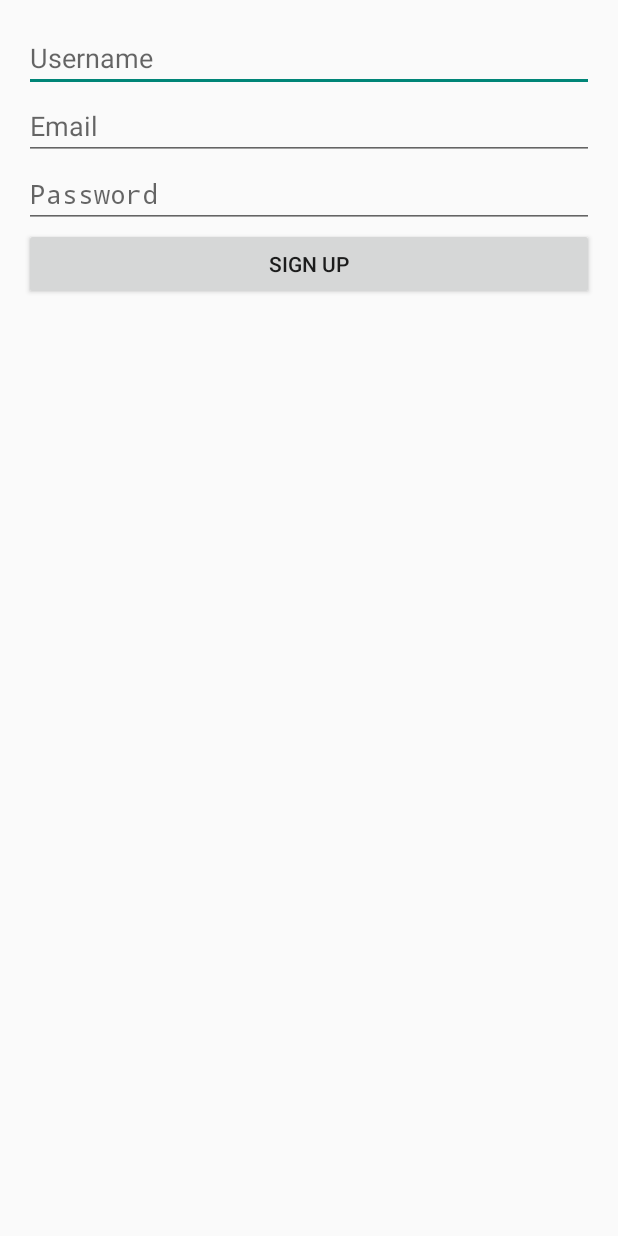
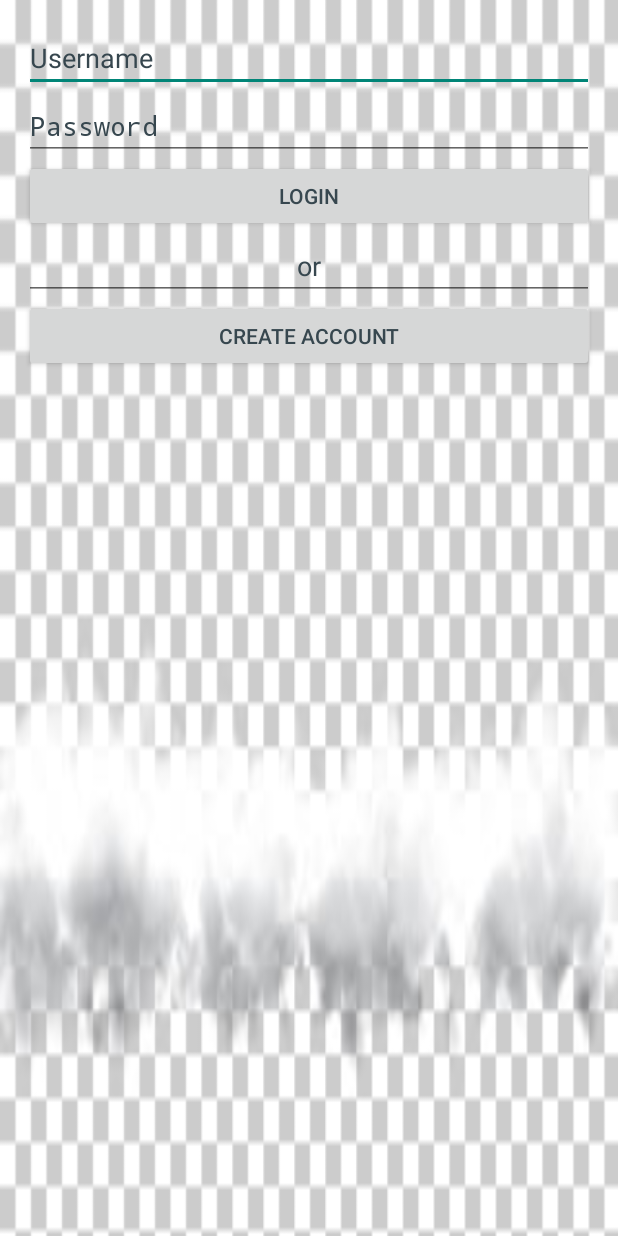
Before and after one commit to AlexandruLucian/InOut, an Android app: the screen it shows after launch (RegisterActivity before the commit, LoginActivity after it), on a phone screen of 412 x 824 dp. Run offline under Robolectric (Android 15) with nearby library versions, the phone set to English and light mode, and no system bars; 1 statement that could not run was skipped.

Commit message:
LoginActivity
Created the login view

```diff
--- /dev/null
+++ b/app/src/main/java/com/mycompany/inout/LoginActivity.java
@@ -0,0 +1,107 @@
+package com.mycompany.inout;
+
+import android.app.Activity;
+import android.app.AlertDialog;
+import android.content.DialogInterface;
+import android.content.Intent;
+import android.os.Bundle;
+import android.view.Menu;
+import android.view.MenuItem;
+import android.view.View;
+import android.widget.Button;
+import android.widget.EditText;
+import android.widget.Toast;
+
+import com.parse.LogInCallback;
+import com.parse.ParseUser;
+
+
+public class LoginActivity extends Activity {
+    protected EditText mUsername;
+    protected EditText mPassword;
+    protected Button mLoginBtn;
+    protected Button mCreateAccountBtn;
+
+    @Override
+    protected void onCreate(Bundle savedInstanceState) {
+        super.onCreate(savedInstanceState);
+        setContentView(R.layout.activity_login);
+
+        //initialize
+        mUsername = (EditText)findViewById(R.id.usernameLoginEditText);
+        mPassword = (EditText)findViewById(R.id.passwordLoginEditText);
+        mLoginBtn = (Button)findViewById(R.id.loginBtn);
+        mCreateAccountBtn = (Button)findViewById(R.id.createAccountBtnLogin);
+
+        //listen to when the mLoginBtn is click
+        mLoginBtn.setOnClickListener(new View.OnClickListener() {
+            @Override
+            public void onClick(View v) {
+                //get the user inputs and convert to string
+                String username = mUsername.getText().toString().trim();
+                String password = mPassword.getText().toString().trim();
+
+                //login the user using pars sdk
+                ParseUser.logInInBackground(username, password, new LogInCallback() {
+                        @Override
+                    public void done(ParseUser parseUser, com.parse.ParseException e) {
+                        if (e==null){
+                            //login succes
+                            Toast.makeText(LoginActivity.this, "Welcome back!", Toast.LENGTH_LONG).show();
+                            Intent takeUserHome = new Intent(LoginActivity.this, MainActivity.class);
+                            startActivity(takeUserHome);
+
+                        }else {
+                            //error, advice the user
+                            AlertDialog.Builder builder = new AlertDialog.Builder(LoginActivity.this);
+                            builder.setMessage(e.getMessage());
+                            builder.setTitle("Sorry");
+                            builder.setPositiveButton("Ok", new DialogInterface.OnClickListener() {
+                                @Override
+                                public void onClick(DialogInterface dialogInterface, int i) {
+                                    //close the dialog
+                                    dialogInterface.dismiss();
+                                }
+                            });
+                            AlertDialog dialog = builder.create();
+                            dialog.show();
+
+                        }
+
+                    }
+                });
+            }
+        });
+                       //listen to when mCreateAccountBtn is click
+                        mCreateAccountBtn.setOnClickListener(new View.OnClickListener() {
+                            @Override
+                            public void onClick(View v) {
+                                Intent takeUserHome = new Intent(LoginActivity.this, RegisterActivity.class);
+                                startActivity(takeUserHome);
+                            }
+                        });
+    }
+
+
+    @Override
+    public boolean onCreateOptionsMenu(Menu menu) {
+        // Inflate the menu; this adds items to the action bar if it is present.
+        getMenuInflater().inflate(R.menu.menu_login, menu);
+        return true;
+    }
+
+    @Override
+    public boolean onOptionsItemSelected(MenuItem item) {
+        // Handle action bar item clicks here. The action bar will
+        // automatically handle clicks on the Home/Up button, so long
+        // as you specify a parent activity in AndroidManifest.xml.
+        int id = item.getItemId();
+
+        //noinspection SimplifiableIfStatement
+        if (id == R.id.action_settings) {
+            return true;
+        }
+
+        return super.onOptionsItemSelected(item);
+    }
+}
--- /dev/null
+++ b/app/src/main/res/layout/activity_login.xml
@@ -0,0 +1,51 @@
+<LinearLayout xmlns:android="http://schemas.android.com/apk/res/android"
+    xmlns:tools="http://schemas.android.com/tools" android:layout_width="match_parent"
+    android:layout_height="match_parent" android:paddingLeft="@dimen/activity_horizontal_margin"
+    android:paddingRight="@dimen/activity_horizontal_margin"
+    android:paddingTop="@dimen/activity_vertical_margin"
+    android:paddingBottom="@dimen/activity_vertical_margin"
+    android:orientation="vertical"
+    android:background="@drawable/transparentclouds">
+
+    <EditText
+        android:id="@+id/usernameLoginEditText"
+        android:layout_width="match_parent"
+        android:layout_height="wrap_content"
+        android:hint="Username"
+        android:inputType="textPersonName"
+        android:textColorHint="@color/material_blue_grey_800"/>
+
+    <EditText
+        android:id="@+id/passwordLoginEditText"
+        android:layout_width="match_parent"
+        android:layout_height="wrap_content"
+        android:hint="Password"
+        android:inputType="textPassword"
+        android:textColorHint="@color/material_blue_grey_800"/>
+
+    <Button
+        android:id="@+id/loginBtn"
+        android:layout_width="match_parent"
+        android:layout_height="wrap_content"
+        android:text="Login"
+        android:textColor="@color/material_blue_grey_800"/>
+
+    <EditText
+        android:layout_width="match_parent"
+        android:layout_height="wrap_content"
+        android:text="or"
+        android:textColor="@color/material_blue_grey_800"
+        android:textColorHint="@color/material_blue_grey_900"
+        android:gravity="center"/>
+
+    <Button
+        android:id="@+id/createAccountBtnLogin"
+        android:layout_width="match_parent"
+        android:layout_height="wrap_content"
+        android:text="Create Account"
+        android:textColor="@color/material_blue_grey_800"/>
+
+
+
+
+</LinearLayout>
--- /dev/null
+++ b/app/src/main/res/menu/menu_login.xml
@@ -0,0 +1,7 @@
+<menu xmlns:android="http://schemas.android.com/apk/res/android"
+    xmlns:app="http://schemas.android.com/apk/res-auto"
+    xmlns:tools="http://schemas.android.com/tools"
+    tools:context="com.mycompany.inout.LoginActivity">
+    <item android:id="@+id/action_settings" android:title="@string/action_settings"
+        android:orderInCategory="100" app:showAsAction="never" />
+</menu>
--- a/app/src/main/res/values/strings.xml
+++ b/app/src/main/res/values/strings.xml
@@ -4,5 +4,7 @@
     <string name="app_name">InOut</string>
     <string name="action_settings">Settings</string>
     <string name="title_activity_register">RegisterActivity</string>
+    <string name="title_activity_login">LoginActivity</string>
+    <string name="hello_world">Hello world!</string>
 
 </resources>
```
Also changed, not shown: app/src/main/AndroidManifest.xml (+6 -2 lines), app/src/main/res/drawable/transparentclouds.jpg (added), 1 other file.
